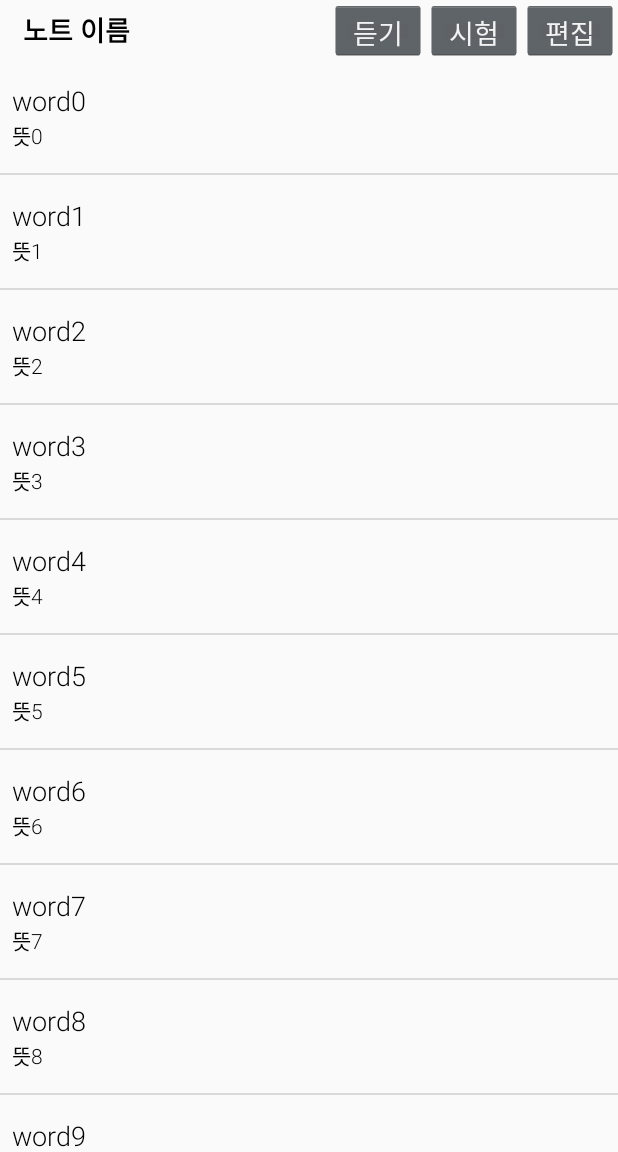
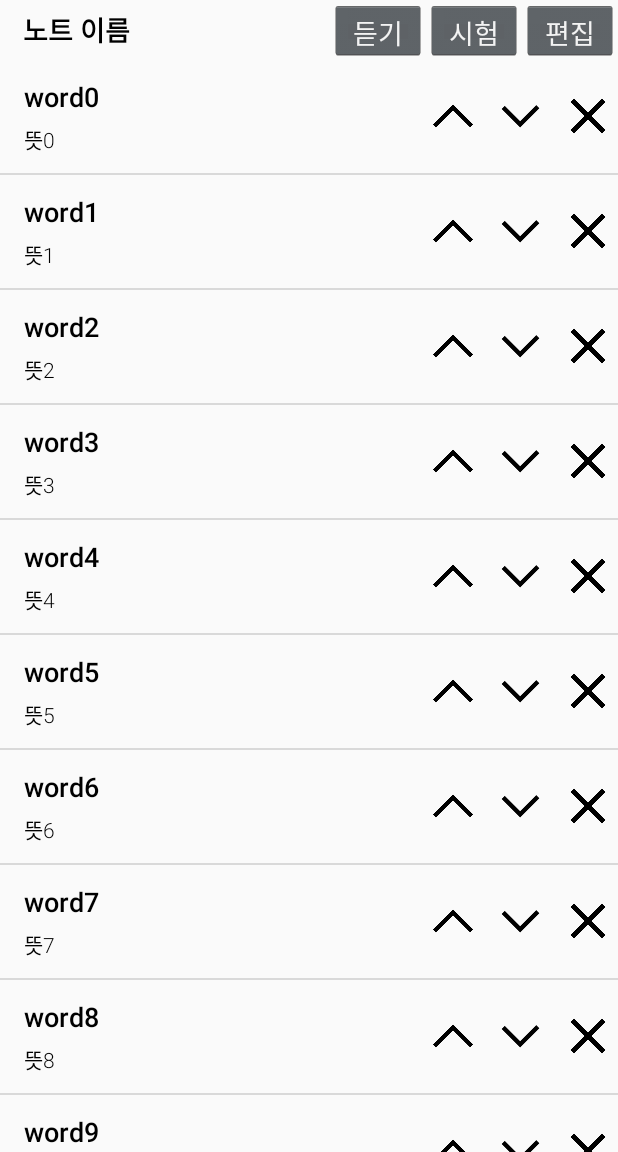
Before and after one commit to hye-rim/Senior-Project, an Android app: the fragment NoteWordFragment placed in its activity, after a tap on "편집", on a phone screen of 412 x 824 dp, the part 84-1236 px from its top. Run offline under Robolectric (Android 15) with nearby library versions, the phone set to English and light mode, and no system bars; network calls fail; Roboto replaces fonts that are not available here; 13 statements that could not run were skipped.

Commit message:
Added NoteWordItemFragment. When editing is complete, the data reflect changes not yet .

```diff
--- a/Android/Onpuri2/app/src/main/java/com/onpuri/Activity/NoteWordFragment.java
+++ b/Android/Onpuri2/app/src/main/java/com/onpuri/Activity/NoteWordFragment.java
@@ -20,6 +20,7 @@ import android.widget.TextView;
 import android.widget.Toast;
 
 import com.onpuri.Adapter.NoteWordItemAdapter;
+import com.onpuri.ChangedWordInterface;
 import com.onpuri.Data.WordData;
 import com.onpuri.DividerItemDecoration;
 import com.onpuri.R;
@@ -38,17 +39,19 @@ public class NoteWordFragment  extends Fragment implements View.OnClickListener
     ArrayList<WordData> itemWord;
 
     private RecyclerView mRecyclerWordItem;
-    private RecyclerView.Adapter mWordAdapter;
     private TextView tvItemName;
     private Button btn_listen, btn_test, btn_edit;
 
     protected RecyclerView.LayoutManager mLayoutManager;
+    private RecyclerView.Adapter mWordAdapter;
     private Context context;
 
     String itemName;
 
     private FrameLayout mItemFrame;
     private FragmentManager mFragmentManager;
+    private Boolean isEdit = false;
+
     @Override
     public View onCreateView(LayoutInflater inflater, ViewGroup container, Bundle savedInstanceState) {
         if (view != null) {
@@ -76,7 +79,7 @@ public class NoteWordFragment  extends Fragment implements View.OnClickListener
         //Set Word Adapter for Word RecyclerView (NoteTab)
         mRecyclerWordItem = (RecyclerView) view.findViewById(R.id.recycle_note_word);
         mLayoutManager = new LinearLayoutManager(getActivity());
-        mWordAdapter = new NoteWordItemAdapter(itemWord);
+        mWordAdapter = new NoteWordItemAdapter(itemWord, isEdit, context);
         mRecyclerWordItem.setAdapter(mWordAdapter);// Set CustomAdapter as the adapter for RecyclerView.
         mRecyclerWordItem.addItemDecoration(new DividerItemDecoration(dividerDrawable));
 
@@ -104,7 +107,7 @@ public class NoteWordFragment  extends Fragment implements View.OnClickListener
     public void onClick(View v) {
         switch (v.getId()){
             case R.id.note_word_listen:
-                Toast.makeText(getActivity(),"내일 화면 추가 예정입니다.",Toast.LENGTH_SHORT).show();
+                Toast.makeText(getActivity(),"기능 추가 예정입니다.",Toast.LENGTH_SHORT).show();
                 break;
             case R.id.note_word_test:
                 NoteWordTestFragment noteWordTest = new NoteWordTestFragment();
@@ -117,10 +120,19 @@ public class NoteWordFragment  extends Fragment implements View.OnClickListener
                         .commit();
                 break;
             case R.id.note_word_edit:
-                Toast.makeText(getActivity(),"내일 화면 추가 예정입니다.",Toast.LENGTH_SHORT).show();
+                isEdit = !isEdit;
+                 mWordAdapter = new NoteWordItemAdapter(itemWord, isEdit, context);
+                 mRecyclerWordItem.setAdapter(mWordAdapter);// Set CustomAdapter as the adapter for RecyclerView.
+
+                if(isEdit)
+                    Toast.makeText(getActivity(),"아직 데이터 반영이 되지않습니다. " + String.valueOf(isEdit),Toast.LENGTH_SHORT).show();
                 break;
             default:
                 break;
         }
     }
+
+    public ArrayList<WordData> setData(){
+        return itemWord;
+    }
 }
--- a/Android/Onpuri2/app/src/main/java/com/onpuri/Adapter/NoteSenItemAdapter.java
+++ b/Android/Onpuri2/app/src/main/java/com/onpuri/Adapter/NoteSenItemAdapter.java
@@ -25,6 +25,7 @@ public class NoteSenItemAdapter extends RecyclerView.Adapter<RecyclerView.ViewHo
 
     private TextView mSenItem;
     private TextView mSenEdit;
+
     private ImageButton mUp, mDown, mDelete;
 
     public NoteSenItemAdapter(ArrayList<String> listSentence, Boolean isEdit) {
@@ -120,6 +121,10 @@ public class NoteSenItemAdapter extends RecyclerView.Adapter<RecyclerView.ViewHo
         return (isEdit ? VIEW_TYPE_EDIT : VIEW_TYPE_ITEM);
     }
 
+    public ArrayList<String> getSenItemList() {
+        return senItemList;
+    }
+
     @Override
     public int getItemCount() {
         return senItemList.size();
--- a/Android/Onpuri2/app/src/main/java/com/onpuri/Adapter/NoteWordItemAdapter.java
+++ b/Android/Onpuri2/app/src/main/java/com/onpuri/Adapter/NoteWordItemAdapter.java
@@ -1,12 +1,17 @@
 package com.onpuri.Adapter;
 
+import android.content.Context;
 import android.support.v7.widget.RecyclerView;
+import android.text.BoringLayout;
 import android.util.Log;
 import android.view.LayoutInflater;
 import android.view.View;
 import android.view.ViewGroup;
+import android.widget.ImageButton;
 import android.widget.TextView;
 
+import com.onpuri.Activity.NoteWordFragment;
+import com.onpuri.Data.NoteData;
 import com.onpuri.Data.WordData;
 import com.onpuri.R;
 
@@ -16,14 +21,18 @@ import java.util.ArrayList;
  * Created by HYERIM on 2016-07-11.
  */
 public class NoteWordItemAdapter extends RecyclerView.Adapter<RecyclerView.ViewHolder> {
+    private static final int VIEW_TYPE_ITEM = 0;
+    private static final int VIEW_TYPE_EDIT = 1;
     private final String TAG = "NoteWordItemAdapter";
 
     private ArrayList<WordData> wordItemList = new ArrayList<>();
+    private Boolean isEdit;
+    private Context context;
 
-
-
-    public NoteWordItemAdapter(ArrayList<WordData> listWord){
+    public NoteWordItemAdapter(ArrayList<WordData> listWord, Boolean isEdit, Context context){
         wordItemList.addAll(listWord);
+        this.isEdit = isEdit;
+        this.context = context;
     }
 
     public class ItemViewHolder extends RecyclerView.ViewHolder {
@@ -38,23 +47,44 @@ public class NoteWordItemAdapter extends RecyclerView.Adapter<RecyclerView.ViewH
         public TextView getTextViewMean() { return mWordItemMean; }
     }
 
+    public class EditViewHolder extends RecyclerView.ViewHolder {
+        private TextView mWordEdit, mWordMeanEdit;
+        private ImageButton mUp, mDown, mDelete;
 
-
+        public EditViewHolder(View v) {
+            super(v);
+            mWordEdit = (TextView) v.findViewById(R.id.tv_note_word_edit);
+            mWordMeanEdit = (TextView) v.findViewById(R.id.tv_note_word_mean_edit);
+            mUp = (ImageButton)v.findViewById(R.id.btn_word_item_up);
+            mDown = (ImageButton)v.findViewById(R.id.btn_word_item_down);
+            mDelete = (ImageButton)v.findViewById(R.id.btn_word_item_delete);
+        }
+        public TextView getTextViewEdit() {  return mWordEdit;  }
+        public TextView getTextViewMeanEdit() { return mWordMeanEdit; }
+        public ImageButton getButtonUp() { return mUp; }
+        public ImageButton getButtonDown() { return mDown; }
+        public ImageButton getButtonDelete() { return mDelete; }
+    }
 
     //create new views(invoked by the layout manager)
     @Override
     public RecyclerView.ViewHolder onCreateViewHolder(ViewGroup parent, int viewType) {
         View v;
+        if(viewType == VIEW_TYPE_ITEM) {
             //Create viewholder for your default cell
             v = LayoutInflater.from(parent.getContext()).inflate(R.layout.note_word_item_list, parent, false);
             return new ItemViewHolder(v);
-
+        } else {
+            v = LayoutInflater.from(parent.getContext()).inflate(R.layout.note_word_item_edit, parent, false);
+            return new EditViewHolder(v);
+        }
     }
 
     @Override
-    public void onBindViewHolder(RecyclerView.ViewHolder holder, int position) {
+    public void onBindViewHolder(final RecyclerView.ViewHolder holder, int position) {
         // Get element from your dataset at this position and replace the contents of the view with that element
         Log.d(TAG, "Word Item set. - " + position);
+        if( getItemViewType(position) == VIEW_TYPE_ITEM) {
             ItemViewHolder itemViewHolder = (ItemViewHolder)holder;
             itemViewHolder.mWordItem.setText(wordItemList.get(position).getWord());
             itemViewHolder.mWordItemMean.setText(wordItemList.get(position).getMean());
@@ -64,6 +94,46 @@ public class NoteWordItemAdapter extends RecyclerView.Adapter<RecyclerView.ViewH
                     Log.d(TAG, "Word List clicked.");
                 }
             });
+        }else {
+            EditViewHolder editViewHolder = (EditViewHolder) holder;
+            editViewHolder.getTextViewEdit().setText(wordItemList.get(position).getWord());
+            editViewHolder.getTextViewMeanEdit().setText(wordItemList.get(position).getMean());
+            editViewHolder.getButtonUp().setOnClickListener(new View.OnClickListener() {
+                @Override
+                public void onClick(View v) {
+                    if (holder.getAdapterPosition() > 0) {
+                        WordData temp;
+                        temp = wordItemList.remove(holder.getAdapterPosition());
+                        wordItemList.add(holder.getAdapterPosition() - 1, temp);
+                        notifyItemMoved(holder.getAdapterPosition(), holder.getAdapterPosition() - 1);
+
+                    }
+                }
+            });
+            editViewHolder.getButtonDown().setOnClickListener(new View.OnClickListener() {
+                @Override
+                public void onClick(View v) {
+                    if (holder.getAdapterPosition() < wordItemList.size() - 1) {
+                        WordData temp;
+                        temp = wordItemList.remove(holder.getAdapterPosition());
+                        wordItemList.add(holder.getAdapterPosition() + 1, temp);
+                        notifyItemMoved(holder.getAdapterPosition(), holder.getAdapterPosition() + 1);
+                    }
+                }
+            });
+            editViewHolder.getButtonDelete().setOnClickListener(new View.OnClickListener() {
+                @Override
+                public void onClick(View v) {
+                    wordItemList.remove(holder.getAdapterPosition());
+                    notifyItemRemoved(holder.getAdapterPosition());
+                }
+            });
+        }
+    }
+
+    @Override
+      public int getItemViewType(int position) {
+        return (isEdit ? VIEW_TYPE_EDIT : VIEW_TYPE_ITEM);
     }
 
     @Override
--- /dev/null
+++ b/Android/Onpuri2/app/src/main/res/layout/note_word_item_edit.xml
@@ -0,0 +1,60 @@
+<?xml version="1.0" encoding="utf-8"?>
+<RelativeLayout xmlns:android="http://schemas.android.com/apk/res/android"
+    android:layout_width="match_parent"
+    android:layout_height="75dp">
+
+    <LinearLayout
+        android:layout_marginLeft="8dp"
+        android:layout_centerInParent="true"
+        android:layout_alignParentLeft="true"
+        android:orientation="vertical"
+        android:layout_width="wrap_content"
+        android:layout_height="wrap_content">
+        <TextView
+            android:textStyle="bold"
+            android:textSize="18dp"
+            android:layout_marginLeft="8dp"
+            android:layout_marginRight="8dp"
+            android:textColor="@color/black"
+            android:id="@+id/tv_note_word_edit"
+            android:layout_width="match_parent"
+            android:layout_height="wrap_content" />
+        <TextView
+            android:textSize="14dp"
+            android:layout_marginTop="5dp"
+            android:layout_marginLeft="8dp"
+            android:layout_marginRight="8dp"
+            android:textColor="@color/black"
+            android:lineSpacingExtra="3dp"
+            android:id="@+id/tv_note_word_mean_edit"
+            android:layout_width="match_parent"
+            android:layout_height="wrap_content" />
+    </LinearLayout>
+    <ImageButton
+        android:layout_centerInParent="true"
+        android:layout_toLeftOf="@+id/btn_word_item_down"
+        android:layout_width="40dp"
+        android:layout_height="40dp"
+        android:text="위"
+        android:layout_gravity="center"
+        android:background="@drawable/ic_up"
+        android:id="@+id/btn_word_item_up"/>
+    <ImageButton
+        android:layout_centerInParent="true"
+        android:layout_toLeftOf="@+id/btn_word_item_delete"
+        android:layout_width="50dp"
+        android:layout_height="50dp"
+        android:text="아래"
+        android:layout_gravity="center"
+        android:background="@drawable/ic_down"
+        android:id="@+id/btn_word_item_down"/>
+    <ImageButton
+        android:layout_centerInParent="true"
+        android:layout_alignParentRight="true"
+        android:layout_width="40dp"
+        android:layout_height="40dp"
+        android:text="삭제"
+        android:layout_gravity="center"
+        android:background="@drawable/ic_delete"
+        android:id="@+id/btn_word_item_delete"/>
+</RelativeLayout>
```
Also changed, not shown: Android/Onpuri2/app/src/main/java/com/onpuri/Activity/NoteSenFragment.java (+4 -3 lines), Android/Onpuri2/app/src/main/java/com/onpuri/ChangedWordInterface.java (added, +8 -0 lines), Android/Onpuri2/app/src/main/res/layout/fragment_note_sen_listen.xml (added, +12 -0 lines), Android/Onpuri2/app/src/main/res/layout/note_sen_item_edit.xml (+7 -7 lines), 1 other file. Lines whose indentation alone changed are shown as unchanged.
